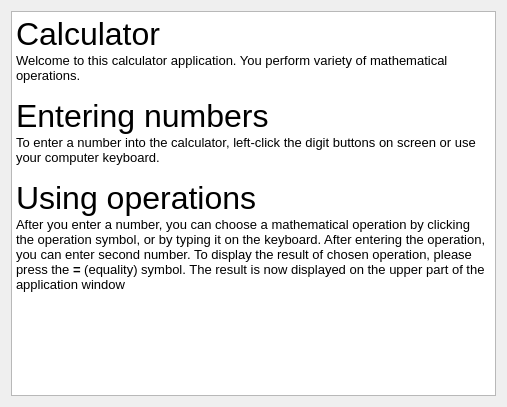
First picture: the form in src/gui/helpwindow.ui, repository vojone/dumdumCalc, before the edit.
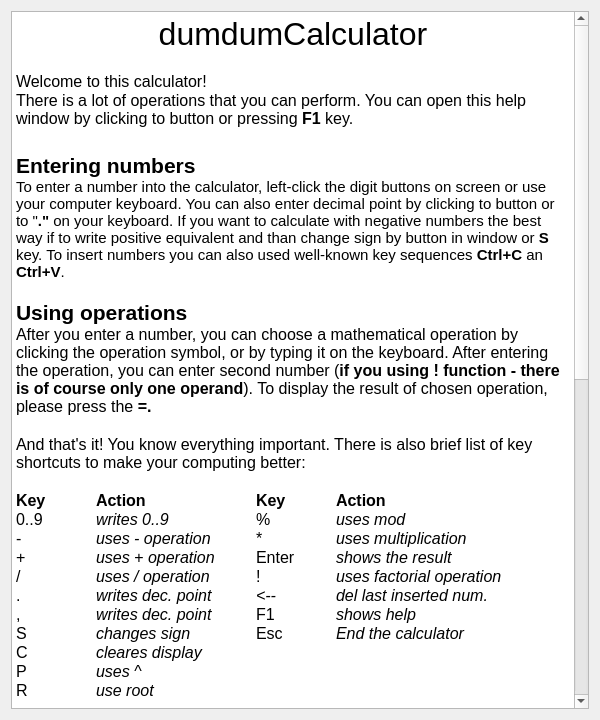
Second picture: the form after the edit.

Commit message: Added more accurate help window

The edit to the form file:
```diff
--- a/src/gui/helpwindow.ui
+++ b/src/gui/helpwindow.ui
@@ -6,8 +6,8 @@
    <rect>
     <x>0</x>
     <y>0</y>
-    <width>507</width>
-    <height>407</height>
+    <width>600</width>
+    <height>720</height>
    </rect>
   </property>
   <property name="sizePolicy">
@@ -37,38 +37,67 @@
      <property name="spacing">
       <number>0</number>
      </property>
-     <item row="0" column="1">
-      <widget class="QTextBrowser" name="textBrowser">
-       <property name="sizePolicy">
-        <sizepolicy hsizetype="Minimum" vsizetype="Minimum">
-         <horstretch>0</horstretch>
-         <verstretch>0</verstretch>
-        </sizepolicy>
-       </property>
-       <property name="maximumSize">
-        <size>
-         <width>1080</width>
-         <height>16777215</height>
-        </size>
-       </property>
-       <property name="styleSheet">
-        <string notr="true">margin: 0;</string>
-       </property>
-       <property name="html">
-        <string>&lt;!DOCTYPE HTML PUBLIC &quot;-//W3C//DTD HTML 4.0//EN&quot; &quot;http://www.w3.org/TR/REC-html40/strict.dtd&quot;&gt;
+     <item row="0" column="0">
+      <layout class="QHBoxLayout" name="horizontalLayout">
+       <item>
+        <widget class="QTextBrowser" name="textBrowser_2">
+         <property name="html">
+          <string>&lt;!DOCTYPE HTML PUBLIC &quot;-//W3C//DTD HTML 4.0//EN&quot; &quot;http://www.w3.org/TR/REC-html40/strict.dtd&quot;&gt;
 &lt;html&gt;&lt;head&gt;&lt;meta name=&quot;qrichtext&quot; content=&quot;1&quot; /&gt;&lt;style type=&quot;text/css&quot;&gt;
 p, li { white-space: pre-wrap; }
-&lt;/style&gt;&lt;/head&gt;&lt;body style=&quot; font-family:'MS Shell Dlg 2'; font-size:7.8pt; font-weight:400; font-style:normal;&quot;&gt;
-&lt;p style=&quot; margin-top:0px; margin-bottom:0px; margin-left:0px; margin-right:0px; -qt-block-indent:0; text-indent:0px;&quot;&gt;&lt;span style=&quot; font-size:24pt;&quot;&gt;Calculator&lt;/span&gt;&lt;/p&gt;
-&lt;p style=&quot; margin-top:0px; margin-bottom:0px; margin-left:0px; margin-right:0px; -qt-block-indent:0; text-indent:0px;&quot;&gt;&lt;span style=&quot; font-size:10pt;&quot;&gt;Welcome to this calculator application. You perform variety of mathematical operations.&lt;/span&gt;&lt;/p&gt;
-&lt;p style=&quot;-qt-paragraph-type:empty; margin-top:0px; margin-bottom:0px; margin-left:0px; margin-right:0px; -qt-block-indent:0; text-indent:0px; font-size:10pt;&quot;&gt;&lt;br /&gt;&lt;/p&gt;
-&lt;p style=&quot; margin-top:0px; margin-bottom:0px; margin-left:0px; margin-right:0px; -qt-block-indent:0; text-indent:0px;&quot;&gt;&lt;span style=&quot; font-size:24pt;&quot;&gt;Entering numbers&lt;/span&gt;&lt;/p&gt;
-&lt;p style=&quot; margin-top:0px; margin-bottom:0px; margin-left:0px; margin-right:0px; -qt-block-indent:0; text-indent:0px;&quot;&gt;&lt;span style=&quot; font-size:10pt;&quot;&gt;To enter a number into the calculator, left-click the digit buttons on screen or use your computer keyboard.&lt;/span&gt;&lt;/p&gt;
-&lt;p style=&quot;-qt-paragraph-type:empty; margin-top:0px; margin-bottom:0px; margin-left:0px; margin-right:0px; -qt-block-indent:0; text-indent:0px; font-size:10pt;&quot;&gt;&lt;br /&gt;&lt;/p&gt;
-&lt;p style=&quot; margin-top:0px; margin-bottom:0px; margin-left:0px; margin-right:0px; -qt-block-indent:0; text-indent:0px;&quot;&gt;&lt;span style=&quot; font-size:24pt;&quot;&gt;Using operations&lt;/span&gt;&lt;/p&gt;
-&lt;p style=&quot; margin-top:0px; margin-bottom:0px; margin-left:0px; margin-right:0px; -qt-block-indent:0; text-indent:0px;&quot;&gt;&lt;span style=&quot; font-size:10pt;&quot;&gt;After you enter a number, you can choose a mathematical operation by clicking the operation symbol, or by typing it on the keyboard. After entering the operation, you can enter second number. To display the result of chosen operation, please press the &lt;/span&gt;&lt;span style=&quot; font-size:10pt; font-weight:600;&quot;&gt;= &lt;/span&gt;&lt;span style=&quot; font-size:10pt;&quot;&gt;(equality) symbol. The result is now displayed on the upper part of the application window&lt;/span&gt;&lt;/p&gt;&lt;/body&gt;&lt;/html&gt;</string>
-       </property>
-      </widget>
+&lt;/style&gt;&lt;/head&gt;&lt;body style=&quot; font-family:'Ubuntu'; font-size:11pt; font-weight:400; font-style:normal;&quot;&gt;
+&lt;p align=&quot;center&quot; style=&quot; margin-top:0px; margin-bottom:0px; margin-left:0px; margin-right:0px; -qt-block-indent:0; text-indent:0px;&quot;&gt;&lt;span style=&quot; font-size:24pt;&quot;&gt;dumdumCalculator&lt;/span&gt;&lt;/p&gt;
+&lt;p style=&quot;-qt-paragraph-type:empty; margin-top:0px; margin-bottom:0px; margin-left:0px; margin-right:0px; -qt-block-indent:0; text-indent:0px; font-size:12pt;&quot;&gt;&lt;br /&gt;&lt;/p&gt;
+&lt;p style=&quot; margin-top:0px; margin-bottom:0px; margin-left:0px; margin-right:0px; -qt-block-indent:0; text-indent:0px;&quot;&gt;&lt;span style=&quot; font-size:12pt;&quot;&gt;Welcome to this calculator!  &lt;/span&gt;&lt;/p&gt;
+&lt;p style=&quot; margin-top:0px; margin-bottom:0px; margin-left:0px; margin-right:0px; -qt-block-indent:0; text-indent:0px;&quot;&gt;&lt;span style=&quot; font-size:12pt;&quot;&gt;There is a lot of operations that you can perform. You can open this help window by clicking to button or pressing &lt;/span&gt;&lt;span style=&quot; font-size:12pt; font-weight:600;&quot;&gt;F1 &lt;/span&gt;&lt;span style=&quot; font-size:12pt;&quot;&gt;key.&lt;/span&gt;&lt;/p&gt;
+&lt;p align=&quot;center&quot; style=&quot;-qt-paragraph-type:empty; margin-top:0px; margin-bottom:0px; margin-left:0px; margin-right:0px; -qt-block-indent:0; text-indent:0px; font-family:'MS Shell Dlg 2'; font-size:16pt; font-weight:600;&quot;&gt;&lt;br /&gt;&lt;/p&gt;
+&lt;p style=&quot; margin-top:0px; margin-bottom:0px; margin-left:0px; margin-right:0px; -qt-block-indent:0; text-indent:0px;&quot;&gt;&lt;span style=&quot; font-family:'MS Shell Dlg 2'; font-size:16pt; font-weight:600;&quot;&gt;Entering numbers&lt;/span&gt;&lt;/p&gt;
+&lt;p style=&quot; margin-top:0px; margin-bottom:0px; margin-left:0px; margin-right:0px; -qt-block-indent:0; text-indent:0px;&quot;&gt;&lt;span style=&quot; font-family:'MS Shell Dlg 2';&quot;&gt;To enter a number into the calculator, left-click the digit buttons on screen&lt;/span&gt;&lt;span style=&quot; font-family:'MS Shell Dlg 2'; font-weight:600;&quot;&gt; &lt;/span&gt;&lt;span style=&quot; font-family:'MS Shell Dlg 2';&quot;&gt;or use your computer keyboard. You can also enter decimal point by clicking to button&lt;/span&gt;&lt;span style=&quot; font-family:'MS Shell Dlg 2'; font-weight:600;&quot;&gt; &lt;/span&gt;&lt;span style=&quot; font-family:'MS Shell Dlg 2';&quot;&gt;or to &amp;quot;&lt;/span&gt;&lt;span style=&quot; font-family:'MS Shell Dlg 2'; font-weight:600;&quot;&gt;.&amp;quot; &lt;/span&gt;&lt;span style=&quot; font-family:'MS Shell Dlg 2';&quot;&gt;on your keyboard. If you want to calculate with negative numbers the best way if to write positive equivalent and than change sign by button in window&lt;/span&gt;&lt;span style=&quot; font-family:'MS Shell Dlg 2'; font-weight:600;&quot;&gt; &lt;/span&gt;&lt;span style=&quot; font-family:'MS Shell Dlg 2';&quot;&gt;or &lt;/span&gt;&lt;span style=&quot; font-family:'MS Shell Dlg 2'; font-weight:600;&quot;&gt;S&lt;/span&gt;&lt;span style=&quot; font-family:'MS Shell Dlg 2';&quot;&gt; key. To insert numbers you can also used well-known key sequences &lt;/span&gt;&lt;span style=&quot; font-family:'MS Shell Dlg 2'; font-weight:600;&quot;&gt;Ctrl+C &lt;/span&gt;&lt;span style=&quot; font-family:'MS Shell Dlg 2';&quot;&gt;an &lt;/span&gt;&lt;span style=&quot; font-family:'MS Shell Dlg 2'; font-weight:600;&quot;&gt;Ctrl+V&lt;/span&gt;&lt;span style=&quot; font-family:'MS Shell Dlg 2';&quot;&gt;.&lt;/span&gt;&lt;/p&gt;
+&lt;p style=&quot;-qt-paragraph-type:empty; margin-top:0px; margin-bottom:0px; margin-left:0px; margin-right:0px; -qt-block-indent:0; text-indent:0px; font-family:'MS Shell Dlg 2'; font-size:12pt;&quot;&gt;&lt;br /&gt;&lt;/p&gt;
+&lt;p style=&quot; margin-top:0px; margin-bottom:0px; margin-left:0px; margin-right:0px; -qt-block-indent:0; text-indent:0px;&quot;&gt;&lt;span style=&quot; font-size:16pt; font-weight:600;&quot;&gt;Using operations&lt;/span&gt;&lt;/p&gt;
+&lt;p style=&quot; margin-top:0px; margin-bottom:0px; margin-left:0px; margin-right:0px; -qt-block-indent:0; text-indent:0px;&quot;&gt;&lt;span style=&quot; font-size:12pt;&quot;&gt;After you enter a number, you can choose a mathematical operation by clicking the operation symbol, or by typing it on the keyboard. After entering the operation, you can enter second number (&lt;/span&gt;&lt;span style=&quot; font-size:12pt; font-weight:600;&quot;&gt;if you using ! function - there is of course only one operand&lt;/span&gt;&lt;span style=&quot; font-size:12pt;&quot;&gt;). To display the result of chosen operation, please press the &lt;/span&gt;&lt;span style=&quot; font-size:12pt; font-weight:600;&quot;&gt;=.&lt;/span&gt;&lt;/p&gt;
+&lt;p style=&quot;-qt-paragraph-type:empty; margin-top:0px; margin-bottom:0px; margin-left:0px; margin-right:0px; -qt-block-indent:0; text-indent:0px; font-size:12pt; font-weight:600;&quot;&gt;&lt;br /&gt;&lt;/p&gt;
+&lt;p style=&quot; margin-top:0px; margin-bottom:0px; margin-left:0px; margin-right:0px; -qt-block-indent:0; text-indent:0px;&quot;&gt;&lt;span style=&quot; font-size:12pt;&quot;&gt;And that's it! You know everything important. There is also brief list of key shortcuts to make your computing better:&lt;/span&gt;&lt;/p&gt;
+&lt;p style=&quot;-qt-paragraph-type:empty; margin-top:0px; margin-bottom:0px; margin-left:0px; margin-right:0px; -qt-block-indent:0; text-indent:0px; font-size:12pt;&quot;&gt;&lt;br /&gt;&lt;/p&gt;
+&lt;p style=&quot; margin-top:0px; margin-bottom:0px; margin-left:0px; margin-right:0px; -qt-block-indent:0; text-indent:0px;&quot;&gt;&lt;span style=&quot; font-size:12pt; font-weight:600;&quot;&gt;Key	Action		Key	Action&lt;/span&gt;&lt;/p&gt;
+&lt;p style=&quot; margin-top:0px; margin-bottom:0px; margin-left:0px; margin-right:0px; -qt-block-indent:0; text-indent:0px;&quot;&gt;&lt;span style=&quot; font-size:12pt;&quot;&gt;0..9	&lt;/span&gt;&lt;span style=&quot; font-size:12pt; font-style:italic;&quot;&gt;writes 0..9	&lt;/span&gt;&lt;span style=&quot; font-size:12pt;&quot;&gt;	%	&lt;/span&gt;&lt;span style=&quot; font-size:12pt; font-style:italic;&quot;&gt;uses mod&lt;/span&gt;&lt;/p&gt;
+&lt;p style=&quot; margin-top:0px; margin-bottom:0px; margin-left:0px; margin-right:0px; -qt-block-indent:0; text-indent:0px;&quot;&gt;&lt;span style=&quot; font-size:12pt;&quot;&gt;-	&lt;/span&gt;&lt;span style=&quot; font-size:12pt; font-style:italic;&quot;&gt;uses - operation&lt;/span&gt;&lt;span style=&quot; font-size:12pt;&quot;&gt;	*	&lt;/span&gt;&lt;span style=&quot; font-size:12pt; font-style:italic;&quot;&gt;uses&lt;/span&gt;&lt;span style=&quot; font-size:12pt;&quot;&gt; &lt;/span&gt;&lt;span style=&quot; font-size:12pt; font-style:italic;&quot;&gt;multiplication&lt;/span&gt;&lt;/p&gt;
+&lt;p style=&quot; margin-top:0px; margin-bottom:0px; margin-left:0px; margin-right:0px; -qt-block-indent:0; text-indent:0px;&quot;&gt;&lt;span style=&quot; font-size:12pt;&quot;&gt;+	&lt;/span&gt;&lt;span style=&quot; font-size:12pt; font-style:italic;&quot;&gt;uses + operation&lt;/span&gt;&lt;span style=&quot; font-size:12pt;&quot;&gt;	Enter	&lt;/span&gt;&lt;span style=&quot; font-size:12pt; font-style:italic;&quot;&gt;shows the result&lt;/span&gt;&lt;/p&gt;
+&lt;p style=&quot; margin-top:0px; margin-bottom:0px; margin-left:0px; margin-right:0px; -qt-block-indent:0; text-indent:0px;&quot;&gt;&lt;span style=&quot; font-size:12pt;&quot;&gt;/	&lt;/span&gt;&lt;span style=&quot; font-size:12pt; font-style:italic;&quot;&gt;uses / operation&lt;/span&gt;&lt;span style=&quot; font-size:12pt;&quot;&gt;	!	&lt;/span&gt;&lt;span style=&quot; font-size:12pt; font-style:italic;&quot;&gt;uses&lt;/span&gt;&lt;span style=&quot; font-size:12pt;&quot;&gt; &lt;/span&gt;&lt;span style=&quot; font-size:12pt; font-style:italic;&quot;&gt;factorial operation&lt;/span&gt;&lt;/p&gt;
+&lt;p style=&quot; margin-top:0px; margin-bottom:0px; margin-left:0px; margin-right:0px; -qt-block-indent:0; text-indent:0px;&quot;&gt;&lt;span style=&quot; font-size:12pt;&quot;&gt;.	&lt;/span&gt;&lt;span style=&quot; font-size:12pt; font-style:italic;&quot;&gt;writes dec. point	&amp;lt;--&lt;/span&gt;&lt;span style=&quot; font-size:12pt;&quot;&gt;	&lt;/span&gt;&lt;span style=&quot; font-size:12pt; font-style:italic;&quot;&gt;del last inserted num.&lt;/span&gt;&lt;/p&gt;
+&lt;p style=&quot; margin-top:0px; margin-bottom:0px; margin-left:0px; margin-right:0px; -qt-block-indent:0; text-indent:0px;&quot;&gt;&lt;span style=&quot; font-size:12pt;&quot;&gt;,	&lt;/span&gt;&lt;span style=&quot; font-size:12pt; font-style:italic;&quot;&gt;writes dec. point	&lt;/span&gt;&lt;span style=&quot; font-size:12pt;&quot;&gt;F1	&lt;/span&gt;&lt;span style=&quot; font-size:12pt; font-style:italic;&quot;&gt;shows help	&lt;/span&gt;&lt;/p&gt;
+&lt;p style=&quot; margin-top:0px; margin-bottom:0px; margin-left:0px; margin-right:0px; -qt-block-indent:0; text-indent:0px;&quot;&gt;&lt;span style=&quot; font-size:12pt;&quot;&gt;S	&lt;/span&gt;&lt;span style=&quot; font-size:12pt; font-style:italic;&quot;&gt;changes sign	&lt;/span&gt;&lt;span style=&quot; font-size:12pt;&quot;&gt;Esc	&lt;/span&gt;&lt;span style=&quot; font-size:12pt; font-style:italic;&quot;&gt;End the calculator&lt;/span&gt;&lt;/p&gt;
+&lt;p style=&quot; margin-top:0px; margin-bottom:0px; margin-left:0px; margin-right:0px; -qt-block-indent:0; text-indent:0px;&quot;&gt;&lt;span style=&quot; font-size:12pt;&quot;&gt;C	&lt;/span&gt;&lt;span style=&quot; font-size:12pt; font-style:italic;&quot;&gt;cleares display&lt;/span&gt;&lt;/p&gt;
+&lt;p style=&quot; margin-top:0px; margin-bottom:0px; margin-left:0px; margin-right:0px; -qt-block-indent:0; text-indent:0px;&quot;&gt;&lt;span style=&quot; font-size:12pt;&quot;&gt;P	&lt;/span&gt;&lt;span style=&quot; font-size:12pt; font-style:italic;&quot;&gt;uses ^&lt;/span&gt;&lt;/p&gt;
+&lt;p style=&quot; margin-top:0px; margin-bottom:0px; margin-left:0px; margin-right:0px; -qt-block-indent:0; text-indent:0px;&quot;&gt;&lt;span style=&quot; font-size:12pt;&quot;&gt;R	&lt;/span&gt;&lt;span style=&quot; font-size:12pt; font-style:italic;&quot;&gt;use root&lt;/span&gt;&lt;/p&gt;
+&lt;p style=&quot;-qt-paragraph-type:empty; margin-top:0px; margin-bottom:0px; margin-left:0px; margin-right:0px; -qt-block-indent:0; text-indent:0px; font-size:12pt; font-style:italic;&quot;&gt;&lt;br /&gt;&lt;/p&gt;
+&lt;p style=&quot; margin-top:0px; margin-bottom:0px; margin-left:0px; margin-right:0px; -qt-block-indent:0; text-indent:0px;&quot;&gt;&lt;span style=&quot; font-size:16pt; font-weight:600;&quot;&gt;Resolution&lt;/span&gt;&lt;/p&gt;
+&lt;p style=&quot; margin-top:0px; margin-bottom:0px; margin-left:0px; margin-right:0px; -qt-block-indent:0; text-indent:0px;&quot;&gt;&lt;span style=&quot; font-size:12pt;&quot;&gt;15 numbers (it doesnt depend where - whether before or after decimal point) of results are showed, than numbers are &lt;/span&gt;&lt;span style=&quot; font-size:12pt; font-weight:600;&quot;&gt;rounded &lt;/span&gt;&lt;span style=&quot; font-size:12pt;&quot;&gt;and showed in exponential form (e.g. 1.1234567891234e+14)&lt;/span&gt;&lt;/p&gt;
+&lt;p style=&quot;-qt-paragraph-type:empty; margin-top:0px; margin-bottom:0px; margin-left:0px; margin-right:0px; -qt-block-indent:0; text-indent:0px; font-size:12pt; font-style:italic;&quot;&gt;&lt;br /&gt;&lt;/p&gt;
+&lt;p style=&quot; margin-top:0px; margin-bottom:0px; margin-left:0px; margin-right:0px; -qt-block-indent:0; text-indent:0px;&quot;&gt;&lt;span style=&quot; font-size:16pt; font-weight:600;&quot;&gt;?! &lt;/span&gt;&lt;span style=&quot; font-size:16pt; font-weight:600; font-style:italic;&quot;&gt;I see letters on display&lt;/span&gt;&lt;span style=&quot; font-size:16pt; font-weight:600;&quot;&gt; !!!&lt;/span&gt;&lt;/p&gt;
+&lt;p style=&quot; margin-top:0px; margin-bottom:0px; margin-left:0px; margin-right:0px; -qt-block-indent:0; text-indent:0px;&quot;&gt;&lt;span style=&quot; font-size:12pt;&quot;&gt;There are also special situations that you can meet during the computation:&lt;/span&gt;&lt;/p&gt;
+&lt;p style=&quot;-qt-paragraph-type:empty; margin-top:0px; margin-bottom:0px; margin-left:0px; margin-right:0px; -qt-block-indent:0; text-indent:0px; font-size:12pt;&quot;&gt;&lt;br /&gt;&lt;/p&gt;
+&lt;p style=&quot; margin-top:0px; margin-bottom:0px; margin-left:0px; margin-right:0px; -qt-block-indent:0; text-indent:0px;&quot;&gt;&lt;span style=&quot; font-size:14pt;&quot;&gt;Exponential form (e)&lt;/span&gt;&lt;/p&gt;
+&lt;p style=&quot; margin-top:0px; margin-bottom:0px; margin-left:0px; margin-right:0px; -qt-block-indent:0; text-indent:0px;&quot;&gt;&lt;span style=&quot; font-size:12pt;&quot;&gt;If there is only one &amp;quot;e&amp;quot;, you are showed probably exponential form of number. Its not bug, its just a scientific notation. &lt;/span&gt;&lt;/p&gt;
+&lt;p style=&quot;-qt-paragraph-type:empty; margin-top:0px; margin-bottom:0px; margin-left:0px; margin-right:0px; -qt-block-indent:0; text-indent:0px; font-size:12pt;&quot;&gt;&lt;br /&gt;&lt;/p&gt;
+&lt;p style=&quot; margin-top:0px; margin-bottom:0px; margin-left:0px; margin-right:0px; -qt-block-indent:0; text-indent:0px;&quot;&gt;&lt;span style=&quot; font-size:14pt; color:#ef2929;&quot;&gt;Errors&lt;/span&gt;&lt;/p&gt;
+&lt;p style=&quot; margin-top:0px; margin-bottom:0px; margin-left:0px; margin-right:0px; -qt-block-indent:0; text-indent:0px;&quot;&gt;&lt;span style=&quot; font-size:12pt; color:#000000;&quot;&gt;We are sorry but if the letters are red, errors occured. There are some reasons of most common errors:&lt;/span&gt;&lt;/p&gt;
+&lt;p style=&quot;-qt-paragraph-type:empty; margin-top:0px; margin-bottom:0px; margin-left:0px; margin-right:0px; -qt-block-indent:0; text-indent:0px; font-size:12pt; color:#000000;&quot;&gt;&lt;br /&gt;&lt;/p&gt;
+&lt;p style=&quot; margin-top:0px; margin-bottom:0px; margin-left:0px; margin-right:0px; -qt-block-indent:0; text-indent:0px;&quot;&gt;&lt;span style=&quot; font-size:12pt; color:#ef2929;&quot;&gt;Division by zero&lt;/span&gt;&lt;span style=&quot; font-size:12pt; color:#000000;&quot;&gt; = basically, you cant divide by 0&lt;/span&gt;&lt;/p&gt;
+&lt;p style=&quot; margin-top:0px; margin-bottom:0px; margin-left:0px; margin-right:0px; -qt-block-indent:0; text-indent:0px;&quot;&gt;&lt;span style=&quot; font-size:12pt; color:#ef2929;&quot;&gt;Modulo by zero&lt;/span&gt;&lt;span style=&quot; font-size:12pt; color:#000000;&quot;&gt; = you cant do mod0&lt;/span&gt;&lt;/p&gt;
+&lt;p style=&quot; margin-top:0px; margin-bottom:0px; margin-left:0px; margin-right:0px; -qt-block-indent:0; text-indent:0px;&quot;&gt;&lt;span style=&quot; font-size:12pt; color:#ef2929;&quot;&gt;Only integers&lt;/span&gt;&lt;span style=&quot; font-size:12pt; color:#000000;&quot;&gt; = the operation you chose can compute only with whole numbers (in this calculator)&lt;/span&gt;&lt;/p&gt;
+&lt;p style=&quot; margin-top:0px; margin-bottom:0px; margin-left:0px; margin-right:0px; -qt-block-indent:0; text-indent:0px;&quot;&gt;&lt;span style=&quot; font-size:12pt; color:#ef2929;&quot;&gt;Only positive numbers &lt;/span&gt;&lt;span style=&quot; font-size:12pt; color:#000000;&quot;&gt;= you can pass only positive numbers to operation you chose&lt;/span&gt;&lt;/p&gt;
+&lt;p style=&quot;-qt-paragraph-type:empty; margin-top:0px; margin-bottom:0px; margin-left:0px; margin-right:0px; -qt-block-indent:0; text-indent:0px; font-size:12pt; color:#000000;&quot;&gt;&lt;br /&gt;&lt;/p&gt;
+&lt;p style=&quot; margin-top:0px; margin-bottom:0px; margin-left:0px; margin-right:0px; -qt-block-indent:0; text-indent:0px;&quot;&gt;&lt;span style=&quot; font-size:12pt; color:#000000;&quot;&gt;If you see this, just write new numbers and errors should be gone...&lt;/span&gt;&lt;/p&gt;
+&lt;p style=&quot;-qt-paragraph-type:empty; margin-top:0px; margin-bottom:0px; margin-left:0px; margin-right:0px; -qt-block-indent:0; text-indent:0px; font-size:12pt; color:#000000;&quot;&gt;&lt;br /&gt;&lt;/p&gt;
+&lt;p style=&quot; margin-top:0px; margin-bottom:0px; margin-left:0px; margin-right:0px; -qt-block-indent:0; text-indent:0px;&quot;&gt;&lt;span style=&quot; font-size:14pt; color:#204a87;&quot;&gt;Infinity&lt;/span&gt;&lt;/p&gt;
+&lt;p style=&quot; margin-top:0px; margin-bottom:0px; margin-left:0px; margin-right:0px; -qt-block-indent:0; text-indent:0px;&quot;&gt;&lt;span style=&quot; font-size:12pt; color:#000000;&quot;&gt;We are sorry, your numbers are too high (or low) too show them. But we can tell you if it is positive or negative high number! If you see this, just write new numbers...&lt;/span&gt;&lt;/p&gt;
+&lt;p style=&quot;-qt-paragraph-type:empty; margin-top:0px; margin-bottom:0px; margin-left:0px; margin-right:0px; -qt-block-indent:0; text-indent:0px; font-size:12pt; color:#ef2929;&quot;&gt;&lt;br /&gt;&lt;/p&gt;
+&lt;p style=&quot;-qt-paragraph-type:empty; margin-top:0px; margin-bottom:0px; margin-left:0px; margin-right:0px; -qt-block-indent:0; text-indent:0px; font-size:12pt;&quot;&gt;&lt;br /&gt;&lt;/p&gt;&lt;/body&gt;&lt;/html&gt;</string>
+         </property>
+        </widget>
+       </item>
+      </layout>
      </item>
     </layout>
    </item>
```
The commit also changes 2 other files.
